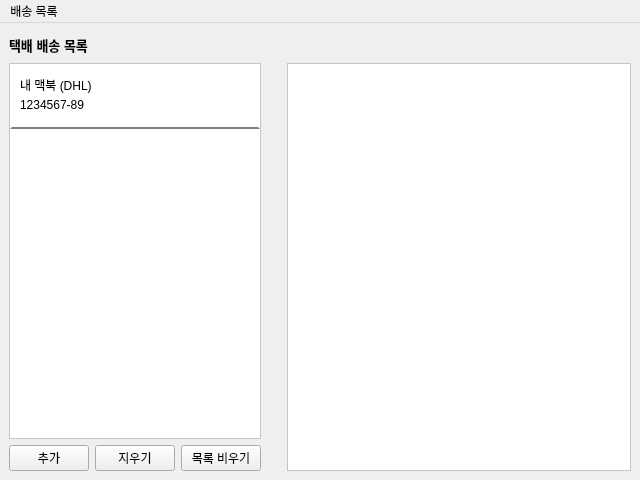
First picture: the form in mainwindow.ui, repository houmoon/PackageTrace-QtClient, before the edit.
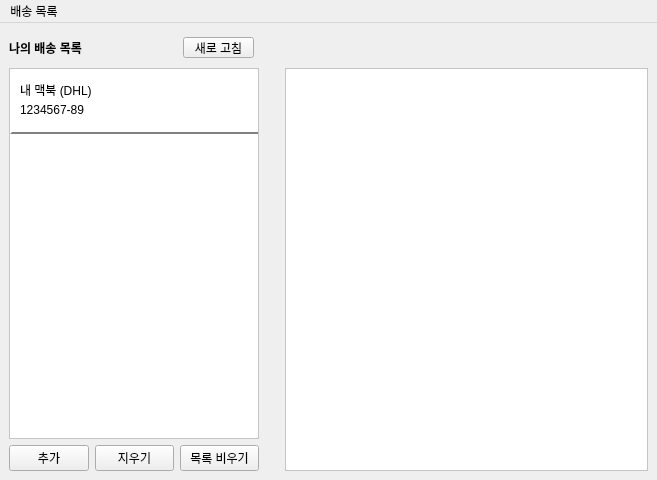
Second picture: the form after the edit.

Commit message: 파이썬 스크립트 연결

```diff
--- a/mainwindow.ui
+++ b/mainwindow.ui
@@ -6,7 +6,7 @@
    <rect>
     <x>0</x>
     <y>0</y>
-    <width>640</width>
+    <width>657</width>
     <height>480</height>
    </rect>
   </property>
@@ -30,6 +30,22 @@
   </property>
   <widget class="QWidget" name="centralwidget">
    <layout class="QGridLayout" name="gridLayout">
+    <item row="1" column="2">
+     <spacer name="horizontalSpacer">
+      <property name="orientation">
+       <enum>Qt::Horizontal</enum>
+      </property>
+      <property name="sizeType">
+       <enum>QSizePolicy::Fixed</enum>
+      </property>
+      <property name="sizeHint" stdset="0">
+       <size>
+        <width>20</width>
+        <height>20</height>
+       </size>
+      </property>
+     </spacer>
+    </item>
     <item row="2" column="0">
      <widget class="QWidget" name="widget" native="true">
       <property name="sizePolicy">
@@ -81,47 +97,24 @@
       </layout>
      </widget>
     </item>
-    <item row="1" column="2">
-     <spacer name="horizontalSpacer">
-      <property name="orientation">
-       <enum>Qt::Horizontal</enum>
+    <item row="1" column="3" rowspan="2">
+     <widget class="QScrollArea" name="scrollArea_2">
+      <property name="styleSheet">
+       <string notr="true">background-color: rgb(255, 255, 255);</string>
       </property>
-      <property name="sizeType">
-       <enum>QSizePolicy::Fixed</enum>
+      <property name="widgetResizable">
+       <bool>true</bool>
       </property>
-      <property name="sizeHint" stdset="0">
-       <size>
-        <width>20</width>
-        <height>20</height>
-       </size>
-      </property>
-     </spacer>
-    </item>
-    <item row="0" column="0">
-     <widget class="QLabel" name="label">
-      <property name="sizePolicy">
-       <sizepolicy hsizetype="Preferred" vsizetype="Fixed">
-        <horstretch>250</horstretch>
-        <verstretch>30</verstretch>
-       </sizepolicy>
-      </property>
-      <property name="minimumSize">
-       <size>
-        <width>250</width>
-        <height>25</height>
-       </size>
-      </property>
-      <property name="font">
-       <font>
-        <pointsize>10</pointsize>
-        <weight>75</weight>
-        <bold>true</bold>
-        <strikeout>false</strikeout>
-       </font>
-      </property>
-      <property name="text">
-       <string>택배 배송 목록</string>
-      </property>
+      <widget class="QWidget" name="scrollAreaWidgetContents_4">
+       <property name="geometry">
+        <rect>
+         <x>0</x>
+         <y>0</y>
+         <width>355</width>
+         <height>403</height>
+        </rect>
+       </property>
+      </widget>
      </widget>
     </item>
     <item row="1" column="0">
@@ -165,7 +158,7 @@
          <x>0</x>
          <y>0</y>
          <width>250</width>
-         <height>377</height>
+         <height>372</height>
         </rect>
        </property>
        <property name="layoutDirection">
@@ -251,23 +244,51 @@
       </widget>
      </widget>
     </item>
-    <item row="1" column="3" rowspan="2">
-     <widget class="QScrollArea" name="scrollArea_2">
-      <property name="styleSheet">
-       <string notr="true">background-color: rgb(255, 255, 255);</string>
+    <item row="0" column="0">
+     <widget class="QWidget" name="widget_2" native="true">
+      <property name="sizePolicy">
+       <sizepolicy hsizetype="Fixed" vsizetype="Fixed">
+        <horstretch>0</horstretch>
+        <verstretch>0</verstretch>
+       </sizepolicy>
       </property>
-      <property name="widgetResizable">
-       <bool>true</bool>
+      <property name="minimumSize">
+       <size>
+        <width>250</width>
+        <height>30</height>
+       </size>
       </property>
-      <widget class="QWidget" name="scrollAreaWidgetContents_4">
+      <widget class="QPushButton" name="Button_Refresh">
+       <property name="geometry">
+        <rect>
+         <x>174</x>
+         <y>5</y>
+         <width>71</width>
+         <height>21</height>
+        </rect>
+       </property>
+       <property name="text">
+        <string>새로 고침</string>
+       </property>
+      </widget>
+      <widget class="QLabel" name="label">
        <property name="geometry">
         <rect>
          <x>0</x>
          <y>0</y>
-         <width>338</width>
-         <height>408</height>
+         <width>111</width>
+         <height>31</height>
         </rect>
        </property>
+       <property name="font">
+        <font>
+         <weight>75</weight>
+         <bold>true</bold>
+        </font>
+       </property>
+       <property name="text">
+        <string>나의 배송 목록</string>
+       </property>
       </widget>
      </widget>
     </item>
@@ -278,7 +299,7 @@
     <rect>
      <x>0</x>
      <y>0</y>
-     <width>640</width>
+     <width>657</width>
      <height>21</height>
     </rect>
    </property>
```
The commit also changes 2 other files.
